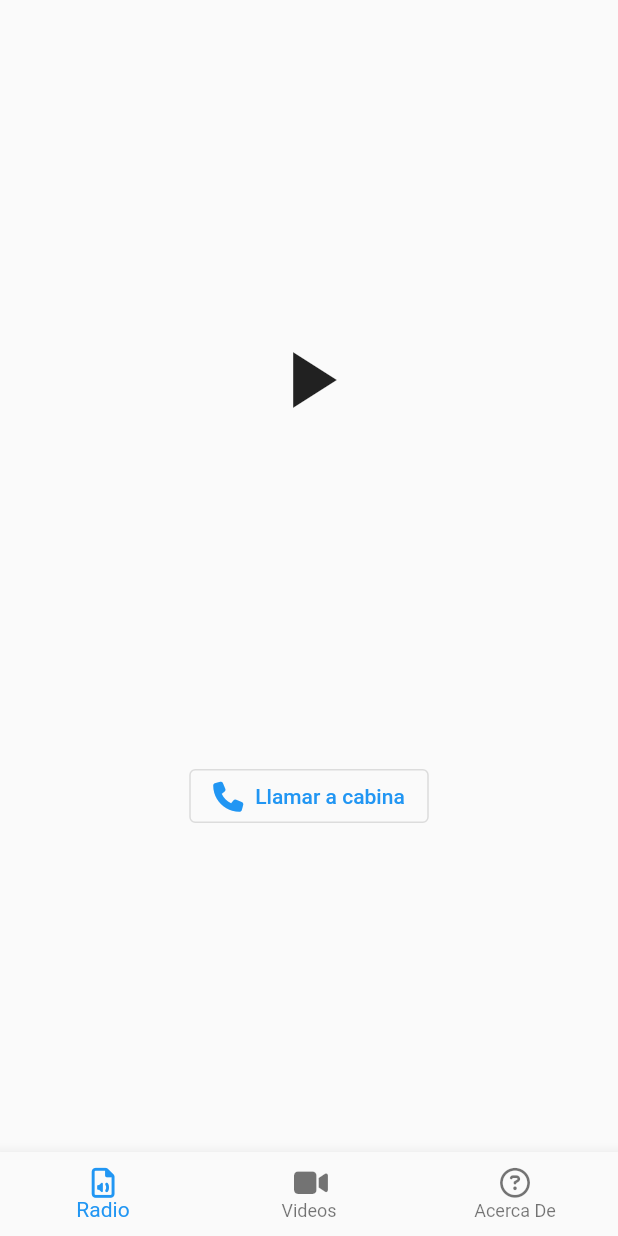
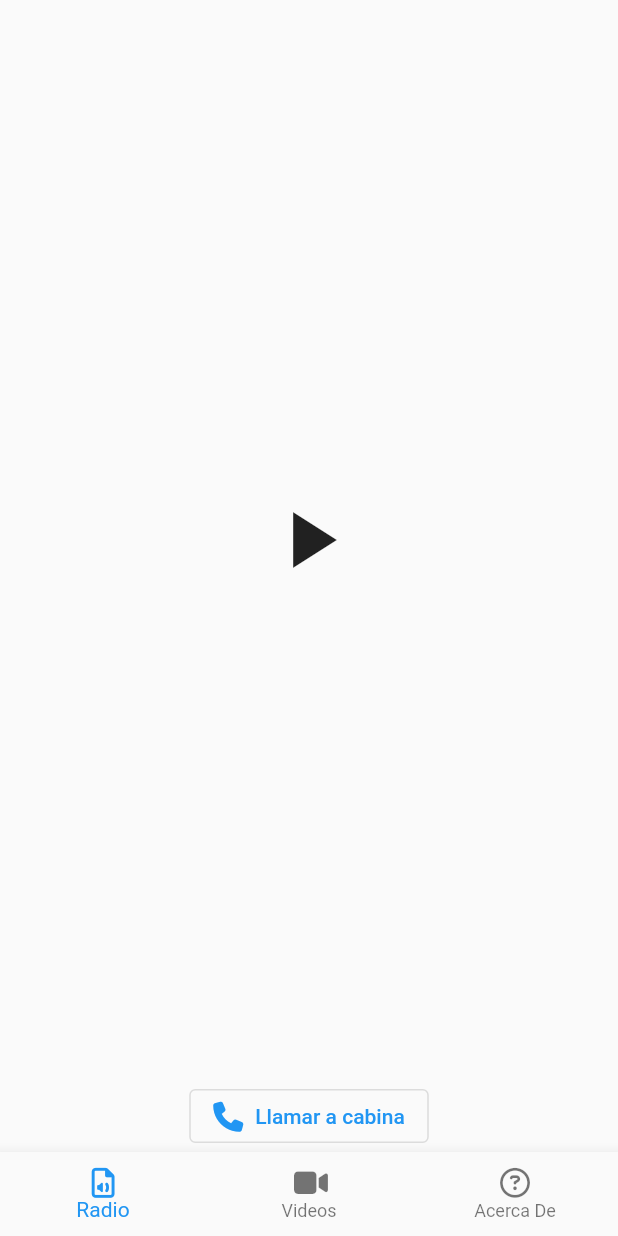
Before and after one commit to Streamelopers/elappenmic, a Flutter app: the screen it shows after launch, on a phone screen of 412 x 824 dp. Run offline on Flutter 3.47's test engine with Material 2 defaults, Android fonts, the phone set to English and light mode, and no system bars; our stand-ins replace cloud_firestore, firebase_core, flutter_local_notifications, font_awesome_flutter, just_audio, rxdart and 2 more; missing offline and left inert: audio_session; accounts and stored records are empty; generated files the repository leaves out were written again.

Commit message:
Fixed layout in audio page

```diff
--- a/src/lib/components/audio/audio_screen.dart
+++ b/src/lib/components/audio/audio_screen.dart
@@ -90,9 +90,9 @@ class _AudioScreenState extends State<AudioScreen> with WidgetsBindingObserver {
   Widget build(BuildContext context) {
     return Scaffold(
       body: Column(
-        mainAxisAlignment: MainAxisAlignment.spaceEvenly,
         children: [
-          Center(
+          Expanded(
+            child: Center(
               child: StreamBuilder<PlayerState>(
                 stream: _player.playerStateStream,
                 builder: (context, snapshot) {
@@ -101,9 +101,10 @@ class _AudioScreenState extends State<AudioScreen> with WidgetsBindingObserver {
                 },
               ),
             ),
-          Align(
-              alignment: Alignment.bottomCenter,
-              child: OutlinedButton.icon(
+          ),
+          Column(
+            children: [
+              OutlinedButton.icon(
                   icon: const Icon(
                     FontAwesomeIcons.phone,
                     size: 20,
@@ -111,7 +112,9 @@ class _AudioScreenState extends State<AudioScreen> with WidgetsBindingObserver {
                   label: Text("Llamar a cabina"),
                   onPressed: () {
                     _makePhoneCall("tel:+18095682222");
-                  }))
+                  }),
+            ],
+          )
         ],
       ),
     );
```
Also changed, not shown: 1 other file. Lines whose indentation alone changed are shown as unchanged.
